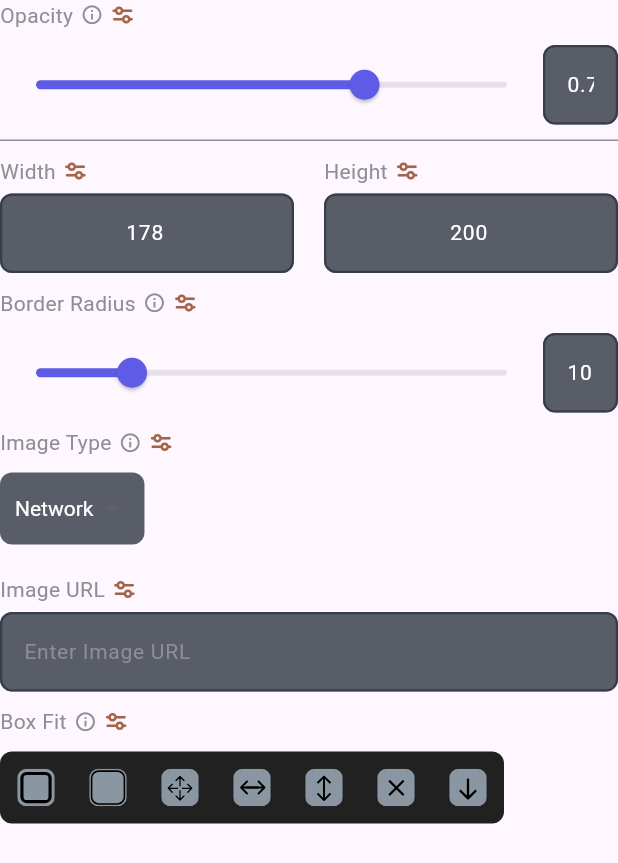
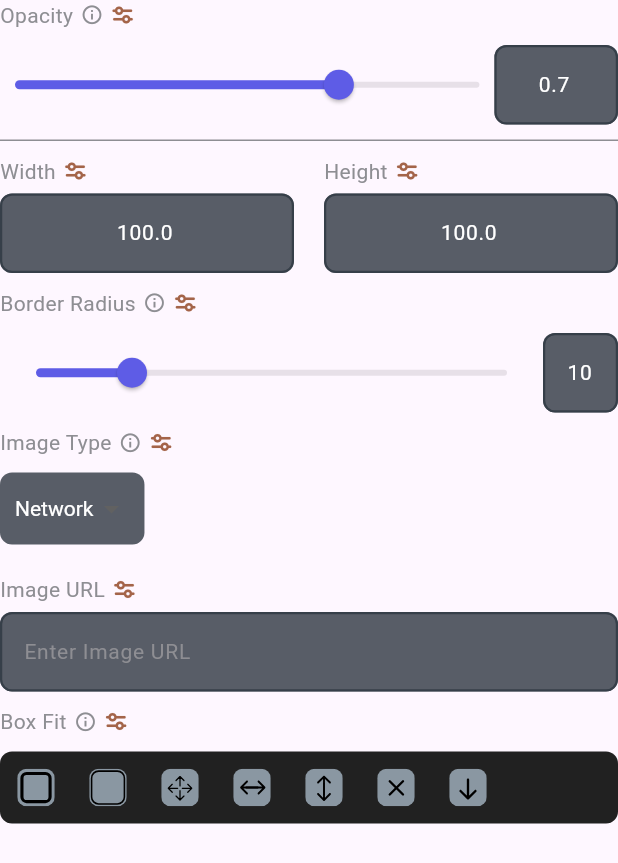
Before and after one commit to dali010/compo_builder, a Flutter app: the ImageStyling widget shown alone on an empty page, opened directly with empty values, on a phone screen of 412 x 824 dp. Shown: the top 863 px of the screen. Run offline on Flutter 3.47's test engine with Material 3 defaults, Android fonts, the phone set to English and light mode, and no system bars; our stand-ins replace bloc_concurrency, cached_network_image, equatable, flutter_bloc, flutter_colorpicker, flutter_svg and 1 more; missing offline and left inert: screen_retriever, window_manager; statements that could not run were skipped.

Commit message:
change image opacity

```diff
--- /dev/null
+++ b/lib/bloc/image_events.dart
@@ -0,0 +1,11 @@
+import 'dart:ui';
+
+import 'package:compo_builder/widgets/text_styling.dart';
+
+import 'logic_bloc.dart';
+
+class UpdateOpacityEvent extends UpdateImageEvent {
+  final double opacity;
+
+  UpdateOpacityEvent({required this.opacity});
+}
--- a/lib/bloc/logic_event.dart
+++ b/lib/bloc/logic_event.dart
@@ -11,6 +11,10 @@ class OnDropComponentEvent extends LogicEvent {
 
 abstract class UpdateTextEvent extends LogicEvent {
 }
+
+abstract class UpdateImageEvent extends LogicEvent {
+}
+
 
 class UpdateComponentColorEvent extends LogicEvent {
   final int componentIndex;
--- a/lib/data/text_configuration.dart
+++ b/lib/data/widgets_configurations.dart
@@ -11,6 +11,8 @@ sealed class CustomConfiguration extends Equatable {
     switch (widgetType) {
       case WidgetType.text:
         return const TextConfiguration();
+      case WidgetType.image:
+        return ImageConfiguration();
       default:
         return const TextConfiguration();
     }
@@ -108,3 +110,43 @@ class TextConfiguration extends CustomConfiguration {
         maxLinesValue
       ];
 }
+
+class ImageConfiguration extends CustomConfiguration {
+  final double opacity;
+  final double width;
+  final double height;
+  final BorderRadius? borderRadius;
+  final BoxFit boxFit;
+  final String imageUrl;
+
+  ImageConfiguration(
+      {this.opacity = 1,
+      this.width = 100,
+      this.height = 100,
+      this.borderRadius,
+      this.boxFit = BoxFit.cover,
+      String? imageUrl})
+      : imageUrl = imageUrl ??
+            'https://picsum.photos/100?random=${DateTime.now().millisecondsSinceEpoch}';
+
+  ImageConfiguration copyWith({
+    double? opacity,
+    double? width,
+    double? height,
+    BorderRadius? borderRadius,
+    BoxFit? boxFit,
+    String? imageUrl,
+  }) {
+    return ImageConfiguration(
+        opacity: opacity ?? this.opacity,
+        width: width ?? this.width,
+        height: height ?? this.height,
+        borderRadius: borderRadius ?? this.borderRadius,
+        boxFit: boxFit ?? this.boxFit,
+        imageUrl: imageUrl ?? this.imageUrl);
+  }
+
+  @override
+  List<Object?> get props =>
+      [opacity, width, height, borderRadius, boxFit, imageUrl];
+}
--- a/lib/widget_factory.dart
+++ b/lib/widget_factory.dart
@@ -22,7 +22,7 @@ class WidgetFactory {
       case WidgetType.image:
         return CachedNetworkImage(
           imageUrl:
-              'https://picsum.photos/100?random=${DateTime.now().millisecondsSinceEpoch}',
+              '',
           placeholder: (context, url) => const SizedBox(
             height: 100,
             width: 100,
--- a/lib/widgets/image_styling.dart
+++ b/lib/widgets/image_styling.dart
@@ -1,16 +1,18 @@
-import 'package:flutter/cupertino.dart';
+import 'package:compo_builder/bloc/image_events.dart';
+import 'package:compo_builder/bloc/logic_bloc.dart';
+import 'package:compo_builder/data/widgets_configurations.dart' as wg;
 import 'package:flutter/material.dart';
+import 'package:flutter_bloc/flutter_bloc.dart';
 import 'package:flutter_svg/svg.dart';
 import 'package:image_picker/image_picker.dart';
 
 class ImageStyling extends StatefulWidget {
-  final int componentIndex;
+  final wg.ImageConfiguration configuration;
 
-  const ImageStyling({Key? key, required this.componentIndex})
-      : super(key: key);
+  const ImageStyling({super.key, required this.configuration});
 
   @override
-  _ImageStylingState createState() => _ImageStylingState();
+  State<ImageStyling> createState() => _ImageStylingState();
 }
 
 class _ImageStylingState extends State<ImageStyling> {
@@ -27,8 +29,10 @@ class _ImageStylingState extends State<ImageStyling> {
     super.initState();
     _opacityController =
         TextEditingController(text: _opacity.toStringAsFixed(1));
-    _widthController = TextEditingController(text: "178");
-    _heightController = TextEditingController(text: "200");
+    _widthController =
+        TextEditingController(text: widget.configuration.width.toString());
+    _heightController =
+        TextEditingController(text: widget.configuration.height.toString());
     _borderRadiusController =
         TextEditingController(text: _borderRadius.toStringAsFixed(1));
   }
@@ -40,6 +44,14 @@ class _ImageStylingState extends State<ImageStyling> {
     _heightController.dispose();
     _borderRadiusController.dispose();
     super.dispose();
+  }
+
+  @override
+  void didUpdateWidget(covariant ImageStyling oldWidget) {
+    if (oldWidget.configuration != widget.configuration) {
+      setState(() {});
+    }
+    super.didUpdateWidget(oldWidget);
   }
 
   @override
@@ -64,14 +76,21 @@ class _ImageStylingState extends State<ImageStyling> {
         const SizedBox(height: 10),
         Row(
           children: [
-            Expanded(
+            Flexible(
+              flex: 4,
+              fit: FlexFit.tight,
+              child: SliderTheme(
+                data: SliderThemeData(
+                    overlayShape: SliderComponentShape.noOverlay),
                 child: Slider(
                   value: _opacity,
                   min: 0.0,
                   max: 1.0,
                   divisions: 100,
-                activeColor: Color(0xFF5E5CE6),
+                  activeColor: const Color(0xFF5E5CE6),
                   onChanged: (value) {
+                    BlocProvider.of<LogicBloc>(context)
+                        .add(UpdateOpacityEvent(opacity: value));
                     setState(() {
                       _opacity = value;
                       _opacityController.text = _opacity.toStringAsFixed(1);
@@ -79,8 +98,10 @@ class _ImageStylingState extends State<ImageStyling> {
                   },
                 ),
               ),
-            SizedBox(
-              width: 50,
+            ),
+            Flexible(
+              flex: 1,
+              fit: FlexFit.loose,
               child: TextFormField(
                 controller: _opacityController,
                 style: const TextStyle(fontSize: 14, color: Colors.white),
@@ -418,10 +439,6 @@ class _ImageStylingState extends State<ImageStyling> {
                   ),
                   const SizedBox(height: 10),
                   // Box fit icons...
-                  Row(
-                    mainAxisSize: MainAxisSize.min,
-                    mainAxisAlignment: MainAxisAlignment.spaceEvenly,
-                    children: [
                   Container(
                     decoration: BoxDecoration(
                       color: Colors.grey[900],
@@ -533,8 +550,6 @@ class _ImageStylingState extends State<ImageStyling> {
                   ),
                 ],
               ),
-                ],
-              ),
             ),
           ],
         ),
--- a/lib/widgets/text_styling.dart
+++ b/lib/widgets/text_styling.dart
@@ -1,5 +1,5 @@
 import 'package:compo_builder/bloc/logic_bloc.dart';
-import 'package:compo_builder/data/text_configuration.dart';
+import 'package:compo_builder/data/widgets_configurations.dart';
 import 'package:compo_builder/widgets/font_styling.dart';
 import 'package:compo_builder/widgets/text_align_widget.dart';
 import 'package:flutter/material.dart';
--- a/pubspec.yaml
+++ b/pubspec.yaml
@@ -35,6 +35,7 @@ dependencies:
   cached_network_image: ^3.4.1
   flutter_colorpicker: ^1.1.0
   image_picker: ^1.1.2
+  bloc_concurrency: ^0.2.5
 
 dev_dependencies:
   flutter_test:
```
Also changed, not shown: lib/bloc/logic_bloc.dart (+40 -14 lines), lib/data/dropped_component.dart (+58 -35 lines), lib/widgets/right_pannel.dart (+4 -3 lines), pubspec.lock, 1 other file. Lines whose indentation alone changed are shown as unchanged.
